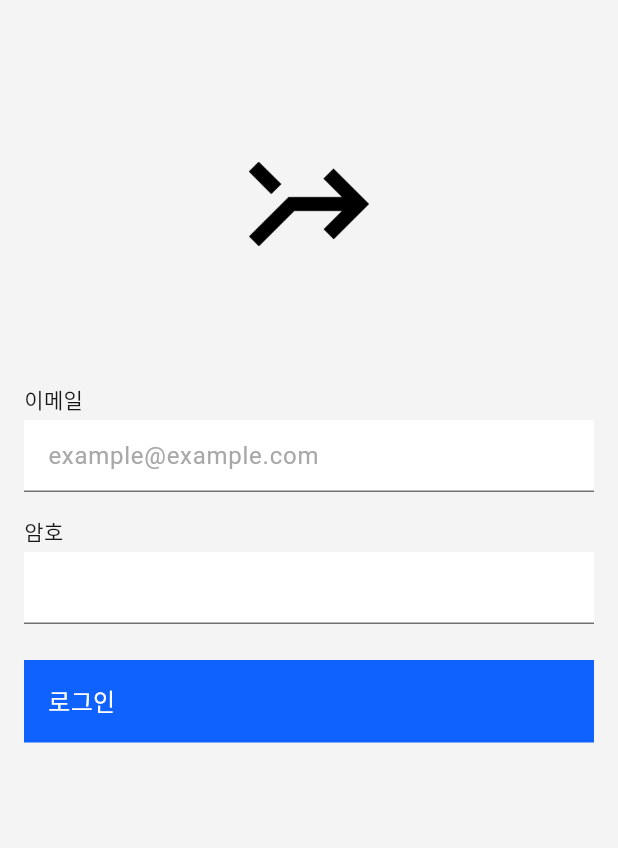
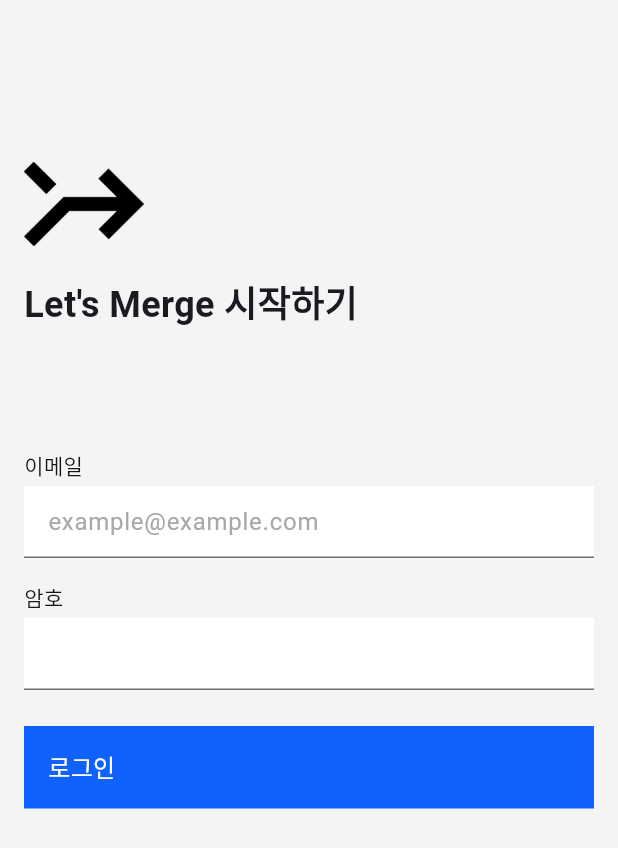
Before and after one commit to joonseo1227/LetsMerge-FE, a Flutter app: the LogInPage screen opened directly, on a phone screen of 412 x 824 dp. Shown: the top 848 px of the screen. Run offline on Flutter 3.47's test engine with Material 3 defaults, Android fonts, the light colour scheme and no system bars; our stand-ins replace firebase_auth, firebase_core, flutter_riverpod; accounts and stored records are empty; Roboto replaces fonts that are missing (Pretendard).

Commit message:
fix: UI 수정
- 로그인 UI 수정
- 회원 가입 UI 수정

```diff
--- a/lib/screens/auth/log_in_page.dart
+++ b/lib/screens/auth/log_in_page.dart
@@ -84,6 +84,7 @@ class _LogInPageState extends ConsumerState<LogInPage> {
           child: Padding(
             padding: EdgeInsets.all(16),
             child: Column(
+              crossAxisAlignment: CrossAxisAlignment.start,
               children: [
                 const SizedBox(
                   height: 80,
@@ -92,6 +93,16 @@ class _LogInPageState extends ConsumerState<LogInPage> {
                   width: 80,
                   height: 80,
                   child: Image.asset('assets/imgs/logo_black.png'),
+                ),
+                const SizedBox(
+                  height: 8,
+                ),
+                Text(
+                  'Let\'s Merge 시작하기',
+                  style: TextStyle(
+                    fontSize: 24,
+                    fontWeight: FontWeight.w700,
+                  ),
                 ),
                 const SizedBox(
                   height: 80,
```
Also changed, not shown: lib/screens/auth/sign_up_page.dart (+11 -0 lines).
